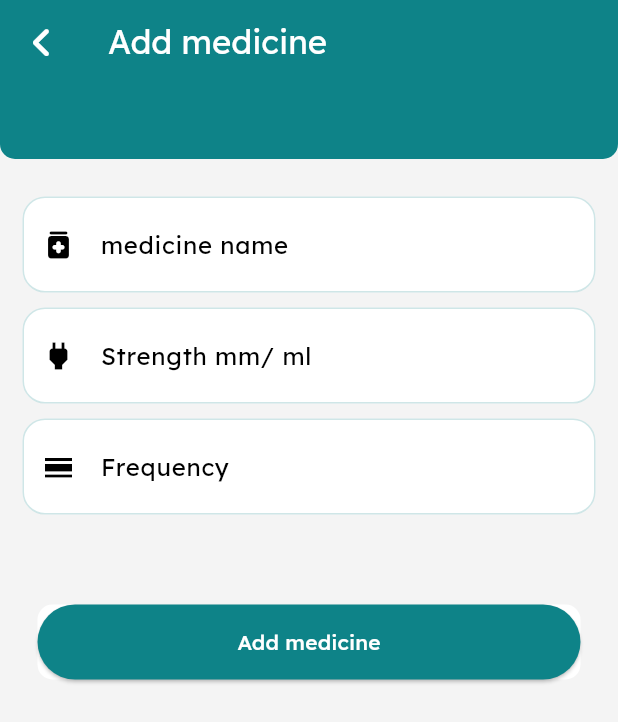
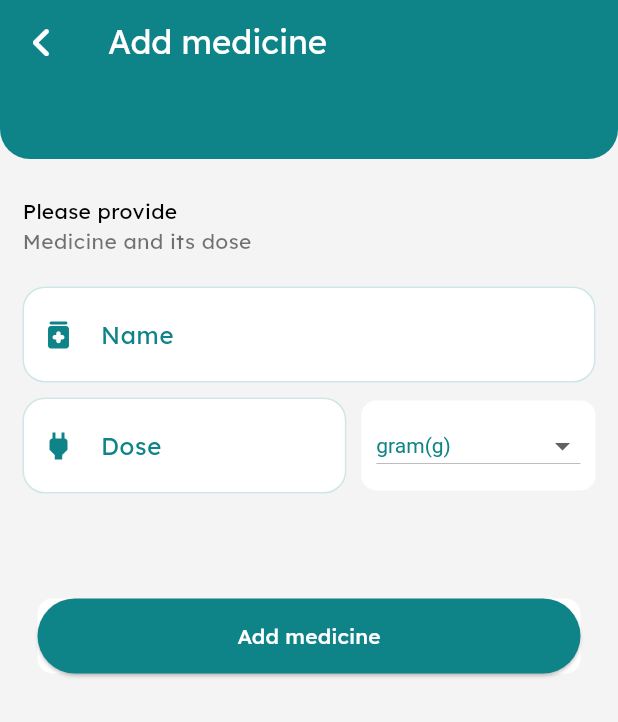
Before and after one commit to AmanuelDemelash/hakime_doctor_et, a Flutter app: the Addmedicine screen opened by its route, on a phone screen of 412 x 824 dp. Shown: the top 722 px of the screen. Run offline on Flutter 3.47's test engine with Material 2 defaults, Android fonts, the phone set to English and light mode, and no system bars; our stand-ins replace animated_bottom_navigation_bar, awesome_notifications, badges, cached_network_image, connectivity_plus, emoji_picker_flutter and 14 more; missing offline and left inert: country_phone_code_picker, dart:ffi, emoji_alert, hand_signature, zego_uikit_prebuilt_call, zego_uikit_prebuilt_live_audio_room; accounts and stored records are empty.

Commit message:
send priscription paper

```diff
--- a/lib/controllers/doctor_controllers/writeprescriptioncontroller.dart
+++ b/lib/controllers/doctor_controllers/writeprescriptioncontroller.dart
@@ -7,7 +7,8 @@ class WritrprescriptionController extends GetxController{
 
    TextEditingController mname=TextEditingController();
    TextEditingController mstrength=TextEditingController();
-   TextEditingController mfrequency=TextEditingController();
+   var dose="g".obs;
+
 
    Rx<String> medicin_search_key = "".obs;
 
@@ -30,7 +31,6 @@ class WritrprescriptionController extends GetxController{
    Future<void> clearallinput()async{
      mname.clear();
      mstrength.clear();
-     mfrequency.clear();
      update();
    }
 
--- a/lib/main.dart
+++ b/lib/main.dart
@@ -127,7 +127,6 @@ class MyApp extends StatelessWidget {
           GetPage(name: "/forgotpassword", page: () => ForgotPassword()),
           GetPage(name: "/verification", page: () => VerificationCode()),
           GetPage(name: "/onbording", page: () => Onbordscreen()),
-
           GetPage(name: "/ZegoCloudCall", page: () => ZegoCloudCall()),
           GetPage(
             name: "/voicecll",
@@ -154,8 +153,6 @@ class MyApp extends StatelessWidget {
           GetPage(name: "/presc", page: () =>Myprescription()),
           GetPage(name: "/addmedicin", page: () =>Addmedicine()),
           GetPage(name: "/searchmedicine", page: () =>SearchMedicine()),
-
-
           // both screen
           GetPage(name: "/setting", page: () => Setting()),
         ],
--- a/lib/screens/prescription/addmedicine.dart
+++ b/lib/screens/prescription/addmedicine.dart
@@ -53,8 +53,8 @@ class Addmedicine extends StatelessWidget {
                     decoration:const BoxDecoration(
                         color: Constants.primcolor,
                         borderRadius: BorderRadius.only(
-                            bottomLeft: Radius.circular(10),
-                            bottomRight: Radius.circular(10)
+                            bottomLeft: Radius.circular(20),
+                            bottomRight: Radius.circular(20)
                         )
                     ),
 
@@ -65,7 +65,11 @@ class Addmedicine extends StatelessWidget {
                     child: Form(
                         key: _formkey,
                         child:Column(
+                          crossAxisAlignment: CrossAxisAlignment.start,
                           children: [
+                            const Text("Please provide"),
+                            const Text("Medicine and its dose",style: TextStyle(color: Colors.black54),),
+                            const SizedBox(height:20,),
                             TextFormField(
                               controller: Get.find<WritrprescriptionController>().mname,
                               keyboardType: TextInputType.text,
@@ -84,8 +88,10 @@ class Addmedicine extends StatelessWidget {
                               decoration: InputDecoration(
                                   hintText: "medicine name",
                                   filled: true,
+                                  label:const Text("Name"),
+                                  labelStyle: const TextStyle(color: Constants.primcolor),
                                   contentPadding: const EdgeInsets.all(20),
-                                  prefixIcon: const Icon(Icons.medication_rounded),
+                                  prefixIcon: const Icon(Icons.medication_rounded,color: Constants.primcolor,),
                                   errorBorder: const OutlineInputBorder(
                                       borderSide: BorderSide(color: Colors.red),
                                       borderRadius:
@@ -109,7 +115,11 @@ class Addmedicine extends StatelessWidget {
                                   fillColor: Colors.white),
                             ),
                             const SizedBox(height: 10,),
-                            TextFormField(
+                            Row(
+                              mainAxisAlignment: MainAxisAlignment.start,
+                              children: [
+                                Expanded(
+                                  child: TextFormField(
                                       controller: Get.find<WritrprescriptionController>().mstrength,
                                       keyboardType: TextInputType.number,
                                       validator: (value) {
@@ -126,8 +136,10 @@ class Addmedicine extends StatelessWidget {
                                       decoration: InputDecoration(
                                           hintText: "Strength mm/ ml ",
                                           filled: true,
+                                          label:const Text("Dose"),
+                                          labelStyle: const TextStyle(color: Constants.primcolor),
                                           contentPadding: const EdgeInsets.all(20),
-                                  prefixIcon: const Icon(Icons.power),
+                                          prefixIcon: const Icon(Icons.power,color: Constants.primcolor,),
                                           errorBorder: const OutlineInputBorder(
                                               borderSide: BorderSide(color: Colors.red),
                                               borderRadius:
@@ -150,50 +162,39 @@ class Addmedicine extends StatelessWidget {
                                                   Radius.circular(15))),
                                           fillColor: Colors.white),
                                     ),
+                                ),
+                                const SizedBox(width: 10,),
+                                Container(
+                                  height: 60,
+                                  padding: EdgeInsets.all(10),
+                                  decoration: BoxDecoration(
+                                    color: Colors.white,
+
+                                    borderRadius: BorderRadius.circular(10)
+                                  ),
+                                  child:Obx(() =>DropdownButton(
+                                    underline:null,
+                                    elevation: 0,
+                                    style:const TextStyle(color: Constants.primcolor),
+                                    dropdownColor: Colors.white,
+                                    value:Get.find<WritrprescriptionController>().dose.value,
+                                    items:const[
+                                      DropdownMenuItem(value: "g",child: Text("gram(g)"),
+                                      ),
+                                      DropdownMenuItem(value: "mg",child: Text("milligram(mg)"),),
+                                      DropdownMenuItem(value: "mcg",child: Text("micrograms(mcg)"),
+                                      )
+                                    ], onChanged:(value) {
+                                    Get.find<WritrprescriptionController>().dose.value=value!;
+
+                                  },),),
+                                )
+
+                              ],
+                            ),
                             const SizedBox(height: 10,),
-                            TextFormField(
-                              controller: Get.find<WritrprescriptionController>().mstrength,
-                              keyboardType: TextInputType.number,
-                              validator: (value) {
-                                if (value == "") {
-                                  return customsnack("frequency is empty");
-                                } else if (!RegExp(
-                                    "^[a-zA-Z]")
-                                    .hasMatch(value!)) {
-                                  return customsnack("Please enter valid frequency");
-                                } else {
-                                  return null;
-                                }
-                              },
-                              decoration: InputDecoration(
-                                  hintText: "Frequency ",
-                                  filled: true,
-                                  contentPadding: const EdgeInsets.all(20),
-                                  prefixIcon: const Icon(Icons.calendar_view_day),
-                                  errorBorder: const OutlineInputBorder(
-                                      borderSide: BorderSide(color: Colors.red),
-                                      borderRadius:
-                                      BorderRadius.all(Radius.circular(15))),
-                                  border: const OutlineInputBorder(
-                                      borderSide:
-                                      BorderSide(color: Constants.whitesmoke),
-                                      borderRadius:
-                                      BorderRadius.all(Radius.circular(15))),
-                                  focusedBorder: const OutlineInputBorder(
-                                      borderSide:
-                                      BorderSide(color: Constants.primcolor),
-                                      borderRadius:
-                                      BorderRadius.all(Radius.circular(15))),
-                                  enabledBorder: OutlineInputBorder(
-                                      borderSide: BorderSide(
-                                          color:
-                                          Constants.primcolor.withOpacity(0.2)),
-                                      borderRadius: const BorderRadius.all(
-                                          Radius.circular(15))),
-                                  fillColor: Colors.white),
-                            ),
                             const SizedBox(height: 60,),
-                            // add medicine
+                            // add medicineog
                             Container(
                               width: Get.width,
                               height: 50,
@@ -210,8 +211,7 @@ class Addmedicine extends StatelessWidget {
                                     }else{
                                       Pmedicine medicin= Pmedicine(
                                           name: Get.find<WritrprescriptionController>().mname.text,
-                                          strength: Get.find<WritrprescriptionController>().mstrength.text,
-                                        freqency: Get.find<WritrprescriptionController>().mfrequency.text,
+                                          strength: "${Get.find<WritrprescriptionController>().mstrength.text} ${Get.find<WritrprescriptionController>().dose.value}",
                                       );
                                       Get.find<WritrprescriptionController>().addmedicine(medicin);
                                       Get.find<WritrprescriptionController>().clearallinput();
--- a/lib/screens/prescription/model/pmedcine.dart
+++ b/lib/screens/prescription/model/pmedcine.dart
@@ -2,7 +2,5 @@
 class Pmedicine{
   String name;
   String strength;
-  String freqency;
-  Pmedicine({ required this.name,required this.strength,required this.freqency});
-
+  Pmedicine({ required this.name,required this.strength});
 }
```
Lines whose indentation alone changed are shown as unchanged.
